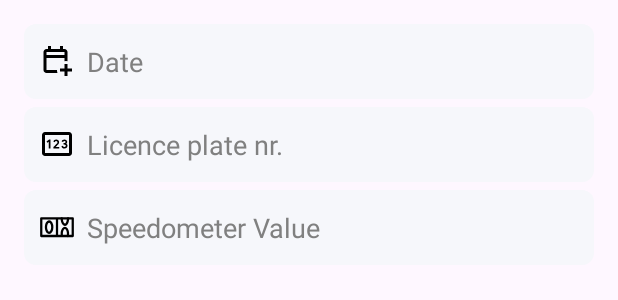
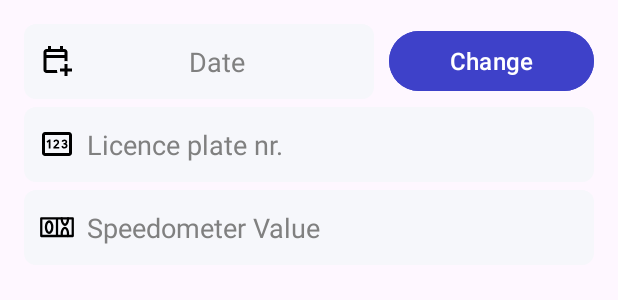
Before and after one commit to iiasceriwebmaster/Domenator, an Android app: the layout fragment_dialog_add_car.xml on its own in the app's theme, with its tools: preview values and no code run, on a phone screen of 412 x 824 dp. Shown: the top 300 px of the screen. Run offline under Robolectric (Android 15) with nearby library versions, the phone set to English and light mode, and no system bars.

```diff
--- a/app/src/main/res/layout/fragment_dialog_add_car.xml
+++ b/app/src/main/res/layout/fragment_dialog_add_car.xml
@@ -6,18 +6,40 @@
     android:orientation="vertical"
     android:padding="16dp">
 
-    <EditText
-        android:cursorVisible="false"
-        android:drawablePadding="8dp"
-        android:drawableStart="@drawable/calendar_add_on_black"
-        android:textColor="@color/black"
-        android:textColorHint="@color/grey"
-        android:id="@+id/editTextDate"
+    <LinearLayout
+        android:gravity="center"
+        android:orientation="horizontal"
         android:layout_width="match_parent"
-        android:layout_height="50dp"
-        android:background="@drawable/edit_text_background"
-        android:hint="@string/date"
-        android:inputType="date" />
+        android:layout_height="50dp">
+
+        <EditText
+            android:textAlignment="center"
+            android:id="@+id/editTextDate"
+            android:layout_width="0dp"
+            android:layout_height="50dp"
+            android:layout_weight="7"
+            android:background="@drawable/edit_text_background"
+            android:cursorVisible="false"
+            android:drawableStart="@drawable/calendar_add_on_black"
+            android:hint="@string/date"
+            android:focusable="false"
+            android:focusableInTouchMode="false"
+            android:inputType="date"
+            android:textColor="@color/black"
+            android:textColorHint="@color/grey" />
+
+        <Button
+            android:textSize="@dimen/s_txt_size"
+            android:textColor="@color/white"
+            android:backgroundTint="@color/primary_color"
+            android:layout_marginStart="10dp"
+            android:layout_weight="1"
+            android:id="@+id/pickDateBtn"
+            android:layout_width="wrap_content"
+            android:layout_height="wrap_content"
+            android:text="@string/change" />
+
+    </LinearLayout>
 
     <EditText
         android:drawablePadding="8dp"
```
Also changed, not shown: app/src/main/java/md/webmasterstudio/domenator/ui/fragments/AddCarInfoDialogFragment.kt (+109 -13 lines), app/src/main/java/md/webmasterstudio/domenator/ui/fragments/AddReportDialogFragment.kt (+27 -21 lines).
